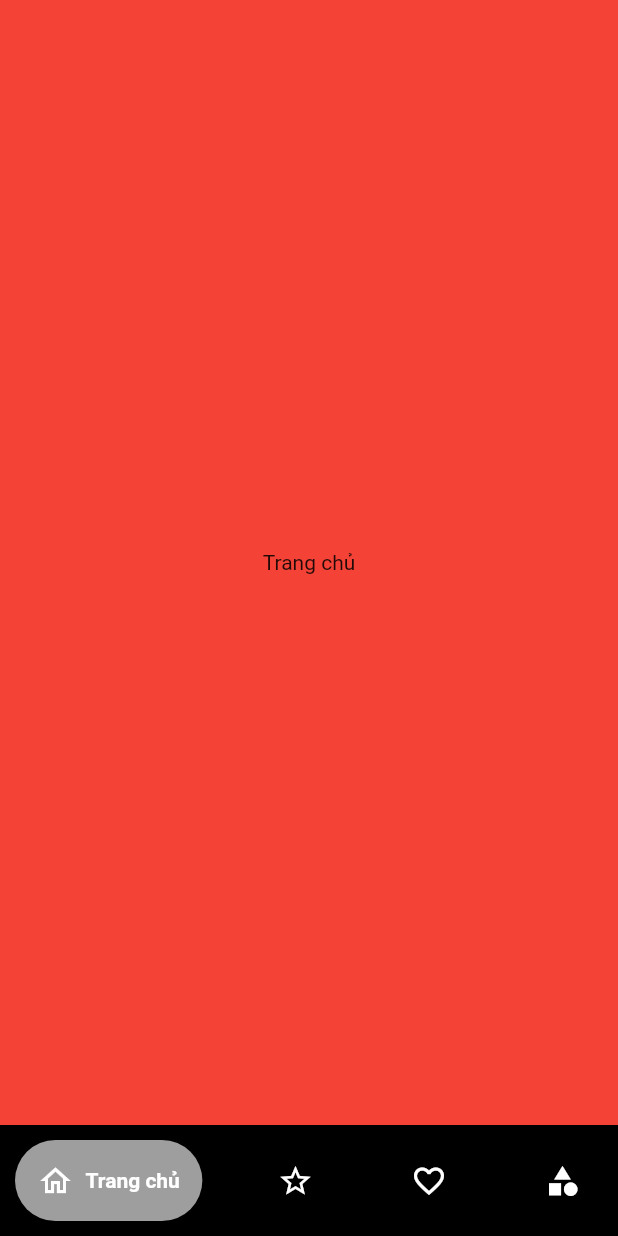
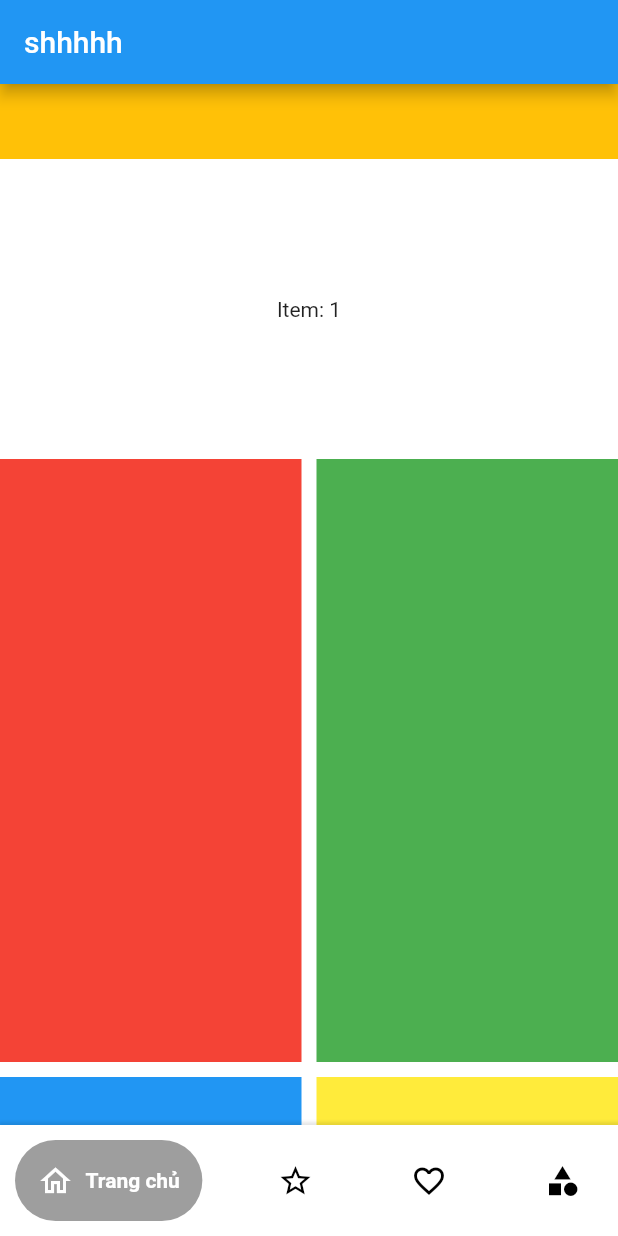
Before and after one commit to nguyenhuutu270402/flutter_comic-reading, a Flutter app: the screen it shows after launch, on a phone screen of 412 x 824 dp. Run offline on Flutter 3.47's test engine with Material 2 defaults, Android fonts, the phone set to English and light mode, and no system bars; drawn by our look-alikes of google_nav_bar.

Commit message:
update 3

```diff
--- a/lib/main.dart
+++ b/lib/main.dart
@@ -27,3 +27,7 @@ class MyApp extends StatelessWidget {
     );
   }
 }
+
+    // final myColors = Theme.of(context).extension<CustomThemeExtension>()!;
+//     double screenWidth = MediaQuery.of(context).size.width;
+//     double screenHeight = MediaQuery.of(context).size.height;
--- a/lib/screens/bottom_nav.dart
+++ b/lib/screens/bottom_nav.dart
@@ -1,3 +1,5 @@
+import 'package:comic_reading/common/extension/custom_theme_extension.dart';
+import 'package:comic_reading/screens/trang_chu_page.dart';
 import 'package:flutter/material.dart';
 import 'package:google_nav_bar/google_nav_bar.dart';
 
@@ -12,7 +14,7 @@ class _BottomNavState extends State<BottomNav> {
   int _selectedIndex = 0;
 
   final List<Widget> _pages = [
-    Page1(),
+    TrangChuPage(),
     Page2(),
     Page3(),
     Page4(),
@@ -20,6 +22,7 @@ class _BottomNavState extends State<BottomNav> {
 
   @override
   Widget build(BuildContext context) {
+    final myColors = Theme.of(context).extension<CustomThemeExtension>()!;
     return Scaffold(
       body: IndexedStack(
         index: _selectedIndex,
@@ -27,16 +30,33 @@ class _BottomNavState extends State<BottomNav> {
       ),
       bottomNavigationBar: Container(
         padding: const EdgeInsets.symmetric(horizontal: 10, vertical: 10),
-        color: Colors.black,
+        decoration: BoxDecoration(
+          color: myColors.whiteOrBlack,
+          boxShadow: [
+            BoxShadow(
+              color: Colors.black.withOpacity(0.1),
+              spreadRadius: 1,
+              blurRadius: 1,
+              offset:
+                  Offset(0, -1), // this is the important line for the shadow
+            ),
+          ],
+        ),
         child: GNav(
           gap: 8,
           // backgroundColor: Colors.black,
-          color: Colors.white,
+          // color: Colors.white,
           activeColor: Colors.white,
           tabBackgroundColor: Colors.grey,
           padding: const EdgeInsets.all(15),
           hoverColor: Colors.blue,
-          tabs: [
+          selectedIndex: _selectedIndex,
+          onTabChange: (index) {
+            setState(() {
+              _selectedIndex = index;
+            });
+          },
+          tabs: const [
             GButton(
               icon: Icons.home_outlined,
               text: 'Trang chủ',
@@ -54,12 +74,6 @@ class _BottomNavState extends State<BottomNav> {
               text: 'Danh mục',
             ),
           ],
-          selectedIndex: _selectedIndex,
-          onTabChange: (index) {
-            setState(() {
-              _selectedIndex = index;
-            });
-          },
         ),
       ),
     );
--- /dev/null
+++ b/lib/screens/trang_chu_page.dart
@@ -0,0 +1,71 @@
+import 'package:flutter/material.dart';
+
+class TrangChuPage extends StatelessWidget {
+  TrangChuPage({Key? key}) : super(key: key);
+  final List<int> numbers = [1, 2, 3, 4, 5, 6, 7, 8];
+  final List<Color> colors = [
+    Colors.red,
+    Colors.green,
+    Colors.blue,
+    Colors.yellow,
+    Colors.purple,
+    Colors.orange,
+    Colors.grey,
+    Colors.pink,
+  ];
+  @override
+  Widget build(BuildContext context) {
+    int crossAxisCount = 2;
+    double hieghtBox = 200;
+
+    double screenWidth = MediaQuery.of(context).size.width;
+    if (screenWidth > 600) {
+      crossAxisCount = 4;
+      hieghtBox = 300;
+    }
+    return Scaffold(
+      appBar: AppBar(
+        title: Text('shhhhh'),
+      ),
+      body: SingleChildScrollView(
+        child: Column(
+          children: [
+            // các widget khác
+            Container(
+              height: 50,
+              color: Colors.amber,
+            ),
+            SizedBox(
+              height: hieghtBox,
+              child: PageView(
+                children: numbers
+                    .map((number) => Container(
+                          child: Center(child: Text('Item: $number')),
+                        ))
+                    .toList(),
+              ),
+            ),
+            // GridView
+            GridView.builder(
+              shrinkWrap: true,
+              itemCount: colors.length,
+              physics: NeverScrollableScrollPhysics(),
+              gridDelegate: SliverGridDelegateWithFixedCrossAxisCount(
+                crossAxisCount: crossAxisCount,
+                mainAxisSpacing: 10,
+                crossAxisSpacing: 10,
+                childAspectRatio: 0.5,
+              ),
+              itemBuilder: (BuildContext context, int index) {
+                return Container(
+                  height: 400,
+                  color: colors[index],
+                );
+              },
+            ),
+          ],
+        ),
+      ),
+    );
+  }
+}
```
Also changed, not shown: lib/screens/danh_muc_page.dart (added), lib/screens/xep_hang_page.dart (added), lib/screens/yeu_thich_page.dart (added).
